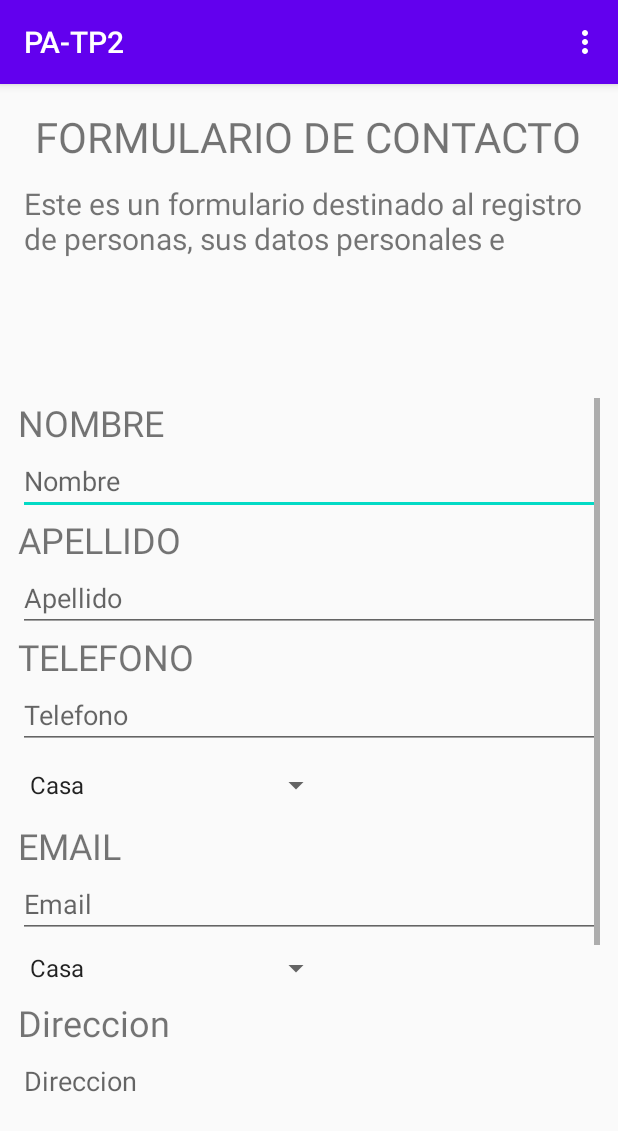
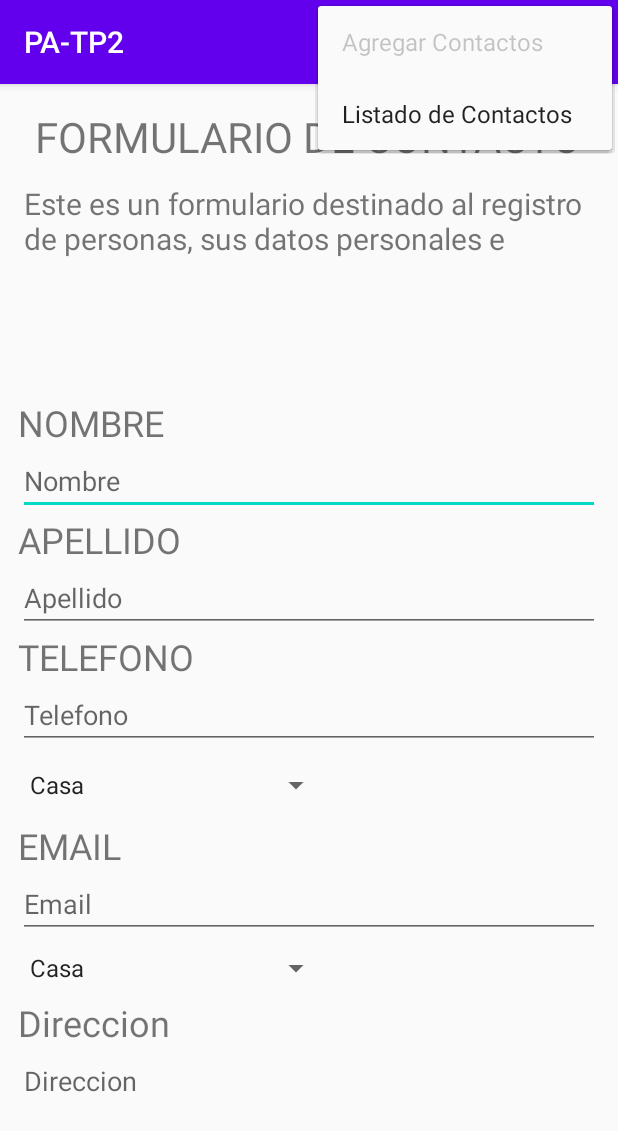
Before and after one commit to dangelomartin/PATP2, an Android app: the contactForm screen opened directly, with no data from a screen before it, in the options menu, after a tap on "Agregar Contactos", on a phone screen of 412 x 824 dp. Shown: the top 1131 px of the screen. Run offline under Robolectric (Android 15) with nearby library versions, the phone set to English and light mode, and no system bars.

Commit message:
Minor changes in view.

```diff
--- a/app/src/main/java/com/example/pa_tp2/contactForm.java
+++ b/app/src/main/java/com/example/pa_tp2/contactForm.java
@@ -32,7 +32,7 @@ public class contactForm extends AppCompatActivity {
 
         String [] options = {"Casa","Trabajo", "Movil"};
 
-        ArrayAdapter <String> adapter = new ArrayAdapter<String>
+        ArrayAdapter <String> adapter = new ArrayAdapter<>
                 (this, android.R.layout.simple_spinner_item, options);
 
         spinnerEmail.setAdapter(adapter);
@@ -40,24 +40,23 @@ public class contactForm extends AppCompatActivity {
 
     }
 
-    //Metodo para mostrar u ocultar el menu
+    // Metodo para mostrar u ocultar el menu
     public boolean onCreateOptionsMenu (Menu menu){
         getMenuInflater().inflate(R.menu.mainmenu, menu);
+
+        // Deshabilito "Agregar contactos" en la vista de agregar contactos.
+        menu.getItem(0).setEnabled(false);
+
         return true;
     }
-    // toma el item seleccionado en el menu
+
+    // Toma el item seleccionado en el menu
     public boolean onOptionsItemSelected(MenuItem item){
-        int selected = item.getItemId();
+        if (item.getItemId() == R.id.listContact) {
+            startActivity(new Intent(this, contactForm2.class));
+            finish();
+        }
 
-        if(selected == R.id.addContact){
-            Intent intent = new Intent (this, contactForm.class);
-            startActivity(intent);
-        } else if(selected == R.id.listContact){
-            Intent intent = new Intent (this, contactForm.class);
-            startActivity(intent);
-        }
         return super.onOptionsItemSelected(item);
     }
-
-
 }
--- a/app/src/main/res/layout/activity_main.xml
+++ b/app/src/main/res/layout/activity_main.xml
@@ -9,7 +9,7 @@
     <TextView
         android:layout_width="wrap_content"
         android:layout_height="wrap_content"
-        android:text="Hello World!"
+        android:text="Bienvenido al sistema!"
         app:layout_constraintBottom_toBottomOf="parent"
         app:layout_constraintLeft_toLeftOf="parent"
         app:layout_constraintRight_toRightOf="parent"
```
Also changed, not shown: app/src/main/java/com/example/pa_tp2/contactForm2.java (+10 -10 lines).
